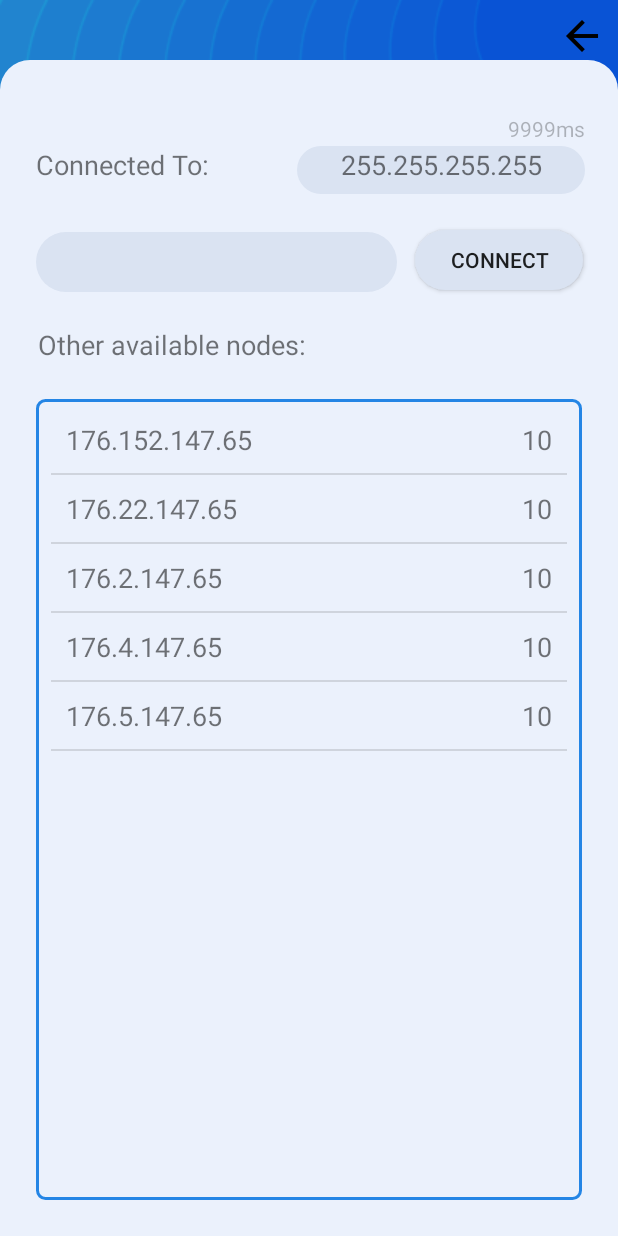
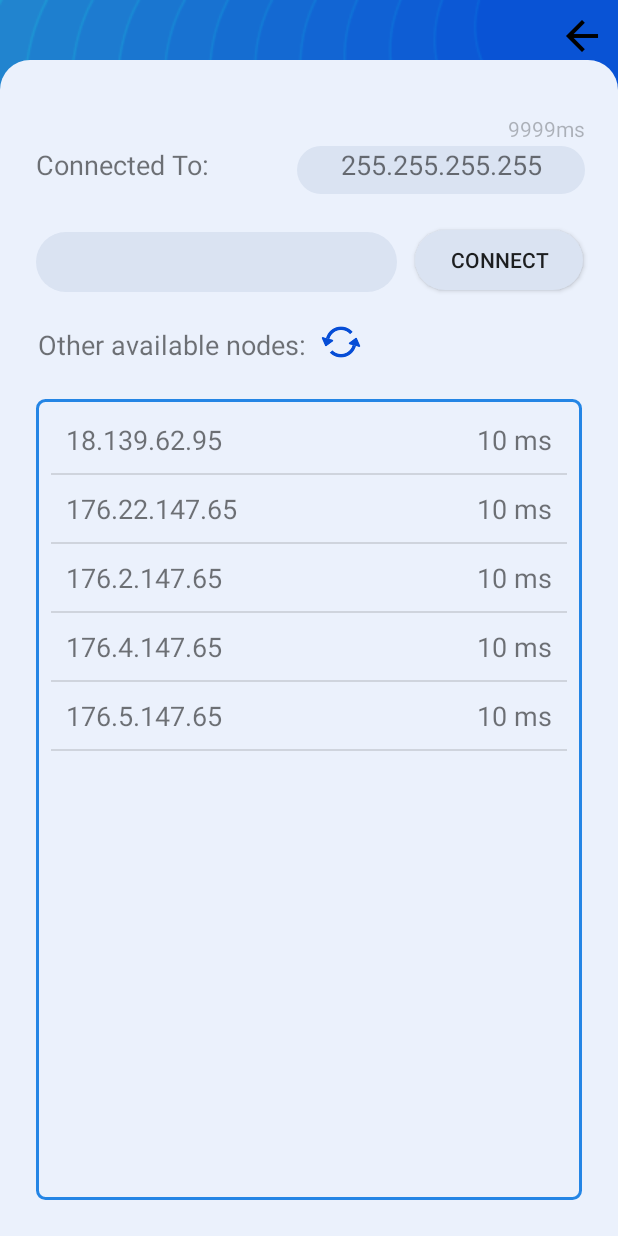
Before and after one commit to ismaiiil/SupWallet, an Android app: the NetworkSettingsActivity screen opened directly, with no data from a screen before it, after a tap on "CONNECT", on a phone screen of 412 x 824 dp. Run offline under Robolectric (Android 15) with nearby library versions, the phone set to English and light mode, and no system bars; Roboto replaces fonts that are not available here; 2 statements that could not run were skipped.

Commit message:
+ fixing bug of occasional drops

```diff
--- a/app/src/main/java/com/supinfo/supwallet/Controller/NetworkSettingsActivity.java
+++ b/app/src/main/java/com/supinfo/supwallet/Controller/NetworkSettingsActivity.java
@@ -8,15 +8,14 @@ import androidx.recyclerview.widget.RecyclerView;
 import android.os.Bundle;
 import android.util.Log;
 import android.view.View;
+import android.view.animation.Animation;
+import android.view.animation.AnimationUtils;
 import android.widget.EditText;
+import android.widget.ImageView;
 import android.widget.TextView;
 import android.widget.Toast;
 
-import com.supinfo.shared.Network.TCPMessage;
-import com.supinfo.shared.Network.TCPMessageType;
 import com.supinfo.supwallet.Model.Network.TCPMessageOperations;
-import com.supinfo.supwallet.Model.Network.TCPMessagePoller;
-import com.supinfo.supwallet.Model.Utils.CompletionHandler;
 import com.supinfo.supwallet.Presenter.Adapters.IpRowModel;
 import com.supinfo.supwallet.Presenter.Adapters.MyRecyclerViewAdapter;
 import com.supinfo.supwallet.R;
@@ -29,6 +28,7 @@ public class NetworkSettingsActivity extends AppCompatActivity {
     MyRecyclerViewAdapter adapter;
     EditText connectIP;
     TextView latencyText;
+    RecyclerView recyclerView;
 
     @Override
     protected void onCreate(Bundle savedInstanceState) {
@@ -37,17 +37,18 @@ public class NetworkSettingsActivity extends AppCompatActivity {
 
         connectIP = findViewById(R.id.connect_edit_text);
         latencyText = findViewById(R.id.latency_text_view);
+        recyclerView = findViewById(R.id.ip_list_recycler_view);
 
         // data to populate the RecyclerView with
         ArrayList<IpRowModel> animalNames = new ArrayList<>();
-        animalNames.add(new IpRowModel("176.152.147.65",10));
+        animalNames.add(new IpRowModel("18.139.62.95",10));
         animalNames.add(new IpRowModel("176.22.147.65",10));
         animalNames.add(new IpRowModel("176.2.147.65",10));
         animalNames.add(new IpRowModel("176.4.147.65",10));
         animalNames.add(new IpRowModel("176.5.147.65",10));
 
         // set up the RecyclerView
-        RecyclerView recyclerView = findViewById(R.id.ip_list_recycler_view);
+
         LinearLayoutManager layoutManager = new LinearLayoutManager(this);
         recyclerView.setLayoutManager(layoutManager);
         DividerItemDecoration dividerItemDecoration = new DividerItemDecoration(recyclerView.getContext(),
@@ -66,13 +67,51 @@ public class NetworkSettingsActivity extends AppCompatActivity {
     }
 
     public void connect_button_clicked(View view) {
-        TCPMessageOperations.getLatency(connectIP.getText().toString(), response -> {
-            runOnUiThread(() -> latencyText.setText(String.format(Locale.getDefault(),"%d",response)));
+        String ipaddress = connectIP.getText().toString();
+        TCPMessageOperations.getLatency(ipaddress, (response,error) -> {
+            if (error == null) {
+                runOnUiThread(() -> {
+                    latencyText.setText(String.format(Locale.getDefault(),"%d",response));
+                    runOnUiThread(() -> refreshRecyclerView(ipaddress));
+                });
+
+            }else{
+                runOnUiThread(() -> latencyText.setText(getString(R.string.unreachable)));
+                //TODO GOTA FIX DIS
+                runOnUiThread(() -> refreshRecyclerView(ipaddress));
+            }
+
+
+
         });
+    }
 
-        TCPMessageOperations.getIPLatencyList(connectIP.getText().toString(), response -> {
-            Log.i("NETWORK",response.toString());
+    private void refreshRecyclerView(String ipaddress) {
+
+
+        ImageView animationTarget =  this.findViewById(R.id.reload_button);
+        Animation animation = AnimationUtils.loadAnimation(this, R.anim.reload_animation);
+        animationTarget.startAnimation(animation);
+
+        TCPMessageOperations.getIPLatencyList(ipaddress, (response, error) ->{
+            if (error == null) {
+                runOnUiThread(() -> {
+
+                    MyRecyclerViewAdapter newAdapter = new MyRecyclerViewAdapter(this, response);
+                    recyclerView.setAdapter(newAdapter);
+                    animationTarget.clearAnimation();
+
+                });
+            }else{
+                runOnUiThread(animationTarget::clearAnimation);
+
+            }
         });
+    }
+
+    public void reload_button_clicked(View view) {
+
+
 
     }
 }
--- a/app/src/main/java/com/supinfo/supwallet/Model/FileManagers/LoadWallet.java
+++ b/app/src/main/java/com/supinfo/supwallet/Model/FileManagers/LoadWallet.java
@@ -16,8 +16,9 @@ public class LoadWallet extends Thread {
             Thread.sleep(4000);
         } catch (InterruptedException e) {
             e.printStackTrace();
+            success.onResponse(false,e);
         }
-        success.OnFinish(true);
+        success.onResponse(true,null);
     }
 
 
--- a/app/src/main/java/com/supinfo/supwallet/Model/Utils/CompletionHandler.java
+++ b/app/src/main/java/com/supinfo/supwallet/Model/Utils/CompletionHandler.java
@@ -1,5 +1,5 @@
 package com.supinfo.supwallet.Model.Utils;
 
 public interface CompletionHandler<T> {
-    void OnFinish(T response);
+    void onResponse(T response, Exception error);
 }
--- a/app/src/main/java/com/supinfo/supwallet/Presenter/Adapters/MyRecyclerViewAdapter.java
+++ b/app/src/main/java/com/supinfo/supwallet/Presenter/Adapters/MyRecyclerViewAdapter.java
@@ -36,7 +36,12 @@ public class MyRecyclerViewAdapter extends RecyclerView.Adapter<MyRecyclerViewAd
     @Override
     public void onBindViewHolder(ViewHolder holder, int position) {
         String ip = mData.get(position).getIp();
-        String latency = String.valueOf(mData.get(position).getLatency());
+        String latency;
+        if (mData.get(position).getLatency() >= 0){
+            latency = String.valueOf(mData.get(position).getLatency()) + " ms";
+        }else{
+            latency = "Unreachable";
+        }
         holder.ip_textView.setText(ip);
         holder.latency_textView.setText(latency);
     }
--- /dev/null
+++ b/app/src/main/res/anim/reload_animation.xml
@@ -0,0 +1,14 @@
+<?xml version="1.0" encoding="utf-8"?>
+<set xmlns:android="http://schemas.android.com/apk/res/android"
+    android:shareInterpolator="false" >
+
+    <rotate
+        android:duration="2500"
+        android:interpolator="@android:anim/overshoot_interpolator"
+        android:pivotX="50%"
+        android:pivotY="50%"
+        android:repeatMode="restart"
+        android:repeatCount="infinite"
+        android:toDegrees="360" />
+
+</set>
--- a/app/src/main/res/layout/activity_network_settings.xml
+++ b/app/src/main/res/layout/activity_network_settings.xml
@@ -121,5 +121,18 @@
         android:alpha="0.5"
         android:text="9999ms" />
 
+    <ImageButton
+        android:id="@+id/reload_button"
+        android:layout_width="@dimen/dimen_32dp"
+        android:layout_height="@dimen/dimen_32dp"
+        android:layout_alignTop="@+id/other_nodes_text"
+        android:layout_marginStart="7dp"
+        android:layout_marginTop="-5dp"
+        android:layout_toEndOf="@+id/other_nodes_text"
+        android:background="@android:color/transparent"
+        android:scaleType="fitCenter"
+        app:srcCompat="@drawable/wallet_refresh"
+        android:onClick="reload_button_clicked"/>
+
 
 </RelativeLayout>
--- a/app/src/main/res/values/strings.xml
+++ b/app/src/main/res/values/strings.xml
@@ -30,4 +30,5 @@
     <string name="none_connected">None</string>
     <string name="other_available_nodes">Other available nodes:</string>
     <string name="connect">Connect</string>
+    <string name="unreachable">Unreachable</string>
 </resources>
```
Also changed, not shown: app/src/main/java/com/supinfo/supwallet/Controller/LoadingActivity.java (+8 -3 lines), app/src/main/java/com/supinfo/supwallet/Model/Network/TCPMessageOperations.java (+46 -9 lines), app/src/main/java/com/supinfo/supwallet/Model/Network/TCPMessagePoller.java (+11 -4 lines), app/src/main/java/com/supinfo/supwallet/Model/Network/TimerThread.java (added, +24 -0 lines).
